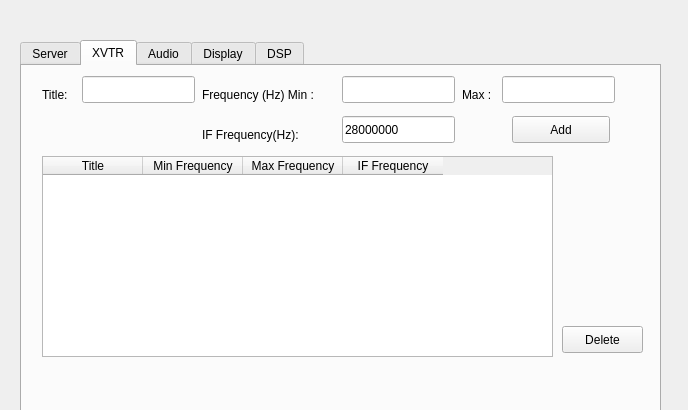
First picture: the form in trunk/src/QtRadio/Configure.ui, repository alexlee188/ghpsdr3-alex, before the edit.
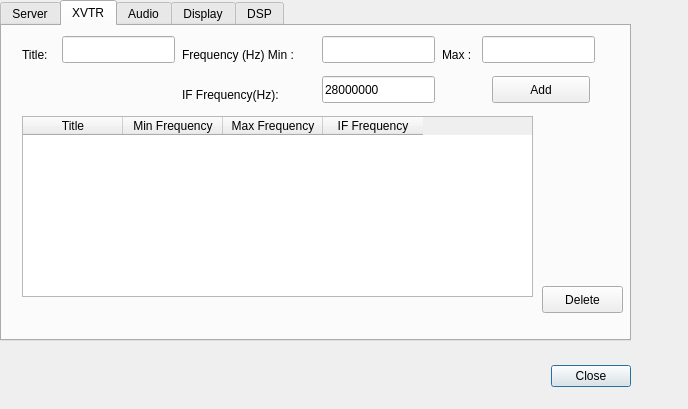
Second picture: the form after the edit. The open tabs and pages were chosen to show the change.

Commit message: temporarily disable audioinput->start until Mic audio processing code is done

Diff of the .ui file:
```diff
--- a/trunk/src/QtRadio/Configure.ui
+++ b/trunk/src/QtRadio/Configure.ui
@@ -7,7 +7,7 @@
     <x>0</x>
     <y>0</y>
     <width>688</width>
-    <height>410</height>
+    <height>409</height>
    </rect>
   </property>
   <property name="windowTitle">
@@ -32,10 +32,10 @@
   <widget class="QTabWidget" name="tabWidget">
    <property name="geometry">
     <rect>
-     <x>20</x>
-     <y>40</y>
-     <width>641</width>
-     <height>421</height>
+     <x>0</x>
+     <y>0</y>
+     <width>631</width>
+     <height>341</height>
     </rect>
    </property>
    <property name="currentIndex">
@@ -261,7 +261,7 @@
        <x>20</x>
        <y>90</y>
        <width>511</width>
-       <height>201</height>
+       <height>181</height>
       </rect>
      </property>
      <column>
```
Left out of the diff: 2 changed lines with no effect on the pictures. The commit also changes 1 other file.
